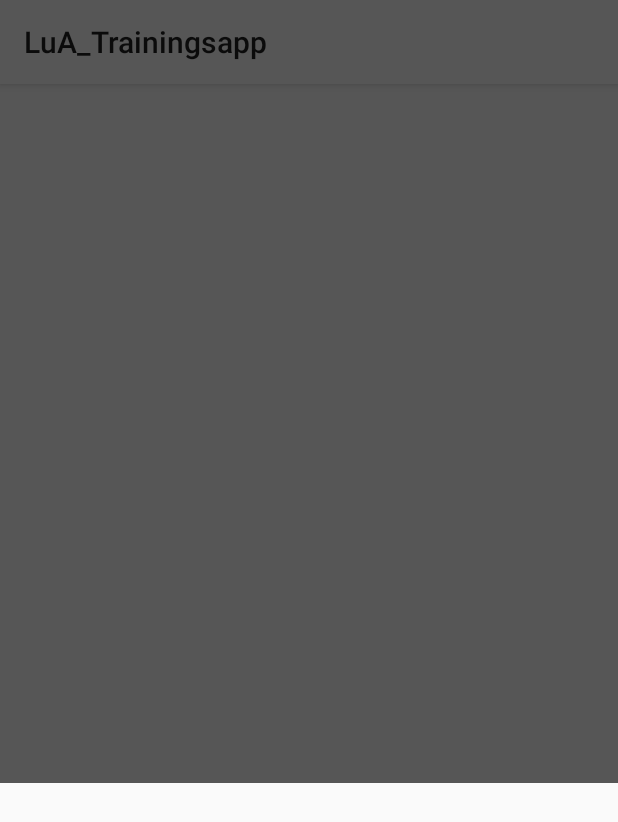
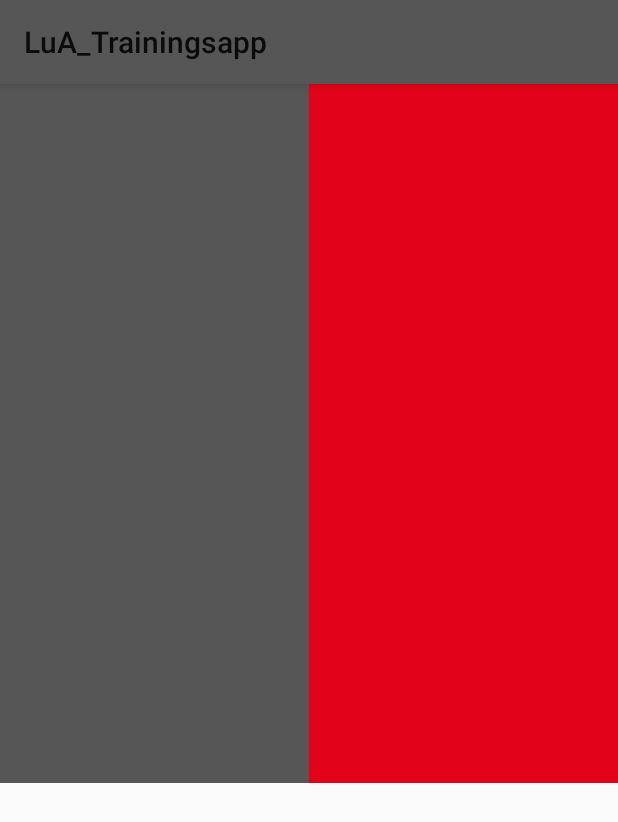
Before and after one commit to D3v3l0p3rB0n3/LuA_Trainingsapp, an Android app: the screen it shows after launch (MainActivity), on a phone screen of 412 x 824 dp. Shown: the top 822 px of the screen. Run offline under Robolectric (Android 15) with nearby library versions, the phone set to English and light mode, and no system bars.

Commit message:
#TroyVanson aka Programmierexperte

```diff
--- a/app/src/main/res/layout/activity_main.xml
+++ b/app/src/main/res/layout/activity_main.xml
@@ -17,13 +17,17 @@
             android:layout_gravity="left"
             android:layout_height="match_parent"
             android:background="@color/colorPrimary"
-            android:layout_width="512dp"></LinearLayout>
+            android:layout_width="0dp"
+            android:layout_weight="5">
+        </LinearLayout>
 
         <LinearLayout
             android:orientation="vertical"
-            android:layout_width="match_parent"
             android:layout_gravity="right"
             android:layout_height="match_parent"
-            android:background="@color/colorAccent"></LinearLayout>
+            android:background="@color/colorAccent"
+            android:layout_width="0dp"
+            android:layout_weight="5">
+        </LinearLayout>
     </LinearLayout>
 </RelativeLayout>
--- a/build.gradle
+++ b/build.gradle
@@ -5,7 +5,7 @@ buildscript {
         jcenter()
     }
     dependencies {
-        classpath 'com.android.tools.build:gradle:2.2.2'
+        classpath 'com.android.tools.build:gradle:2.2.3'
 
         // NOTE: Do not place your application dependencies here; they belong
         // in the individual module build.gradle files
```
Also changed, not shown: gradle.properties (+10 -9 lines).
